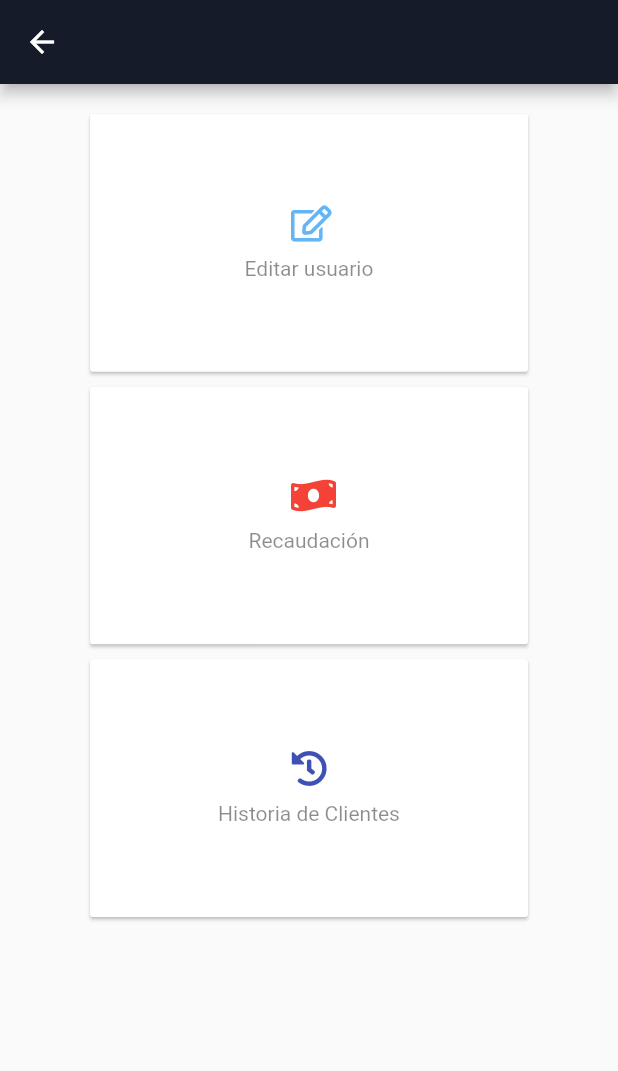
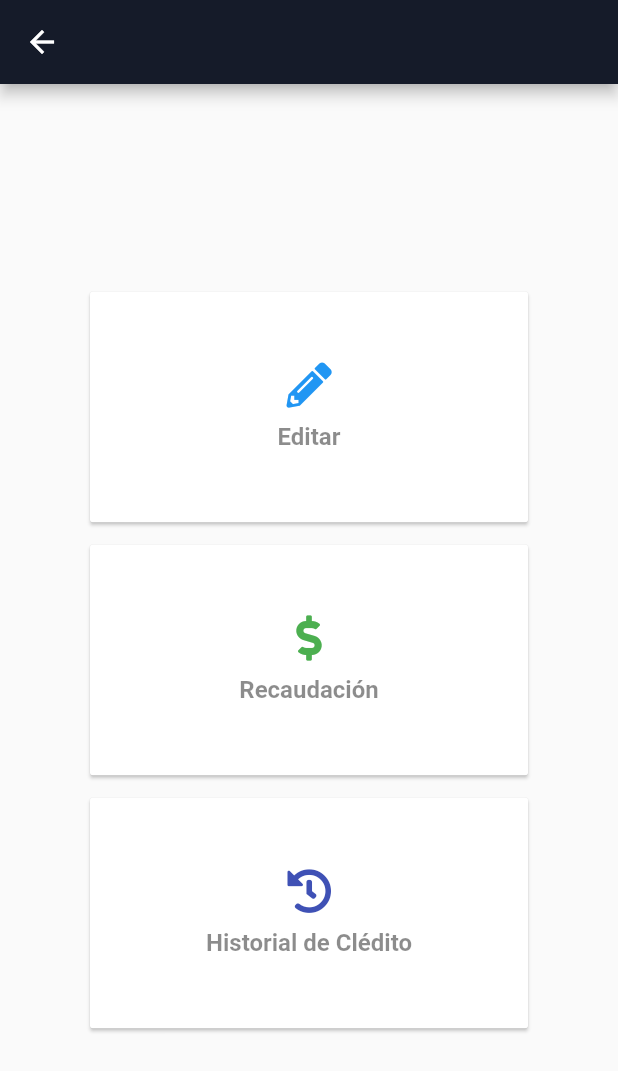
Before and after one commit to danielguaycha/pagosapp, a Flutter app: the ActionsClient screen opened directly with empty values, on a phone screen of 412 x 824 dp. Shown: the top 1071 px of the screen. Run offline on Flutter 3.47's test engine with Material 2 defaults, Android fonts, the phone set to English and light mode, and no system bars; our stand-ins replace cached_network_image, contacts_service, dio, expandable, flutter_image_compress, flutter_slidable and 8 more; missing offline and left inert: autocomplete_textfield, dio_http_cache, easy_alert; accounts and stored records are empty; statements that could not run were skipped.

Commit message:
Modificación en editar cliente, y permisos

```diff
--- a/lib/src/pages/client/actions_client_page.dart
+++ b/lib/src/pages/client/actions_client_page.dart
@@ -18,19 +18,21 @@ class _ActionsClientState extends State<ActionsClient> {
         appBar: AppBar(
           title: Text("${widget.clientData.name}"),
         ),
-        body: GridView.count(
+        body: Center(
+          child: GridView.count(
             primary: true,
             crossAxisCount: 1,
-          padding: EdgeInsets.only(left: 60, right: 60, top: 20, bottom: 20),
-          childAspectRatio: 1.7,
-          mainAxisSpacing: 10.0,
+            physics: ScrollPhysics(),
+            padding: EdgeInsets.only(left: 60, right: 60, top: 10, bottom: 10),
+            childAspectRatio: 1.9,
+            mainAxisSpacing: 15.0,
             crossAxisSpacing: 10.0,
             shrinkWrap: true,
             children: <Widget>[
               _btn(context,
-                icon: FontAwesomeIcons.edit,
-                color: Colors.blue[300],
-                text: 'Editar usuario', click: () {
+                  icon: FontAwesomeIcons.pencilAlt,
+                  color: Colors.blue,
+                  text: 'Editar', click: () {
                 Navigator.push(
                     context,
                     MaterialPageRoute(
@@ -40,25 +42,24 @@ class _ActionsClientState extends State<ActionsClient> {
                             )));
               }),
               _btn(context,
-                icon: FontAwesomeIcons.moneyBillWave,
-                color: Colors.red,
+                  icon: FontAwesomeIcons.dollarSign,
+                  color: Colors.green,
                   text: 'Recaudación', click: () {
-
                 Navigator.push(
                     context,
                     MaterialPageRoute(
                         builder: (context) => ListsPaymentsPage(
                               clientId: widget.clientData.id,
                             )));
-
               }),
               _btn(context,
                   icon: FontAwesomeIcons.history,
                   color: Colors.indigo,
-                text: 'Historia de Clientes', click: () {
+                  text: 'Historial de Clédito', click: () {
                 Navigator.pushNamed(context, 'client_list');
               }),
             ],
+          ),
         ));
   }
 
@@ -74,12 +75,18 @@ class _ActionsClientState extends State<ActionsClient> {
       child: Column(
         mainAxisAlignment: MainAxisAlignment.center,
         children: <Widget>[
-          Icon(icon, color: color),
+          Icon(
+            icon,
+            color: color,
+            size: 30,
+          ),
           SizedBox(height: 10),
           Text(
             "$text",
-            style:
-                TextStyle(color: Colors.black45, fontWeight: FontWeight.w400),
+            style: TextStyle(
+                color: Colors.black45,
+                fontWeight: FontWeight.w600,
+                fontSize: 16),
           )
         ],
       ),
--- a/pubspec.yaml
+++ b/pubspec.yaml
@@ -40,6 +40,7 @@ dependencies:
   contacts_service: ^0.4.6
   permission_handler:
   flutter_speed_dial: ^1.2.5
+  cached_network_image:
   # The following adds the Cupertino Icons font to your application.
   # Use with the CupertinoIcons class for iOS style icons.
   # cupertino_icons: ^0.1.3
```
Also changed, not shown: lib/src/pages/client/edit_client_page.dart (+48 -103 lines), lib/src/pages/client/new_client_page.dart (+21 -26 lines), lib/src/plugins/image_net.dart (added, +13 -0 lines), lib/src/plugins/perms.dart (added, +19 -0 lines), lib/src/utils/utils.dart (+11 -0 lines), lib/src/providers/client_provider.dart (line endings or trailing spaces), pubspec.lock. Lines whose indentation alone changed are shown as unchanged.
